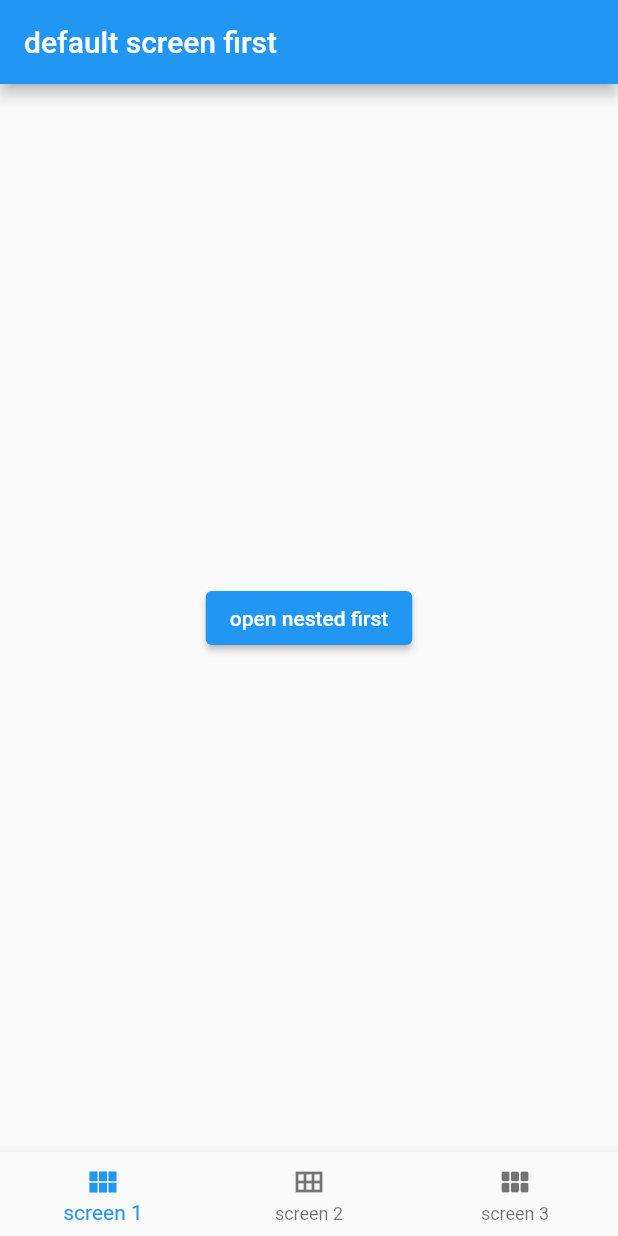
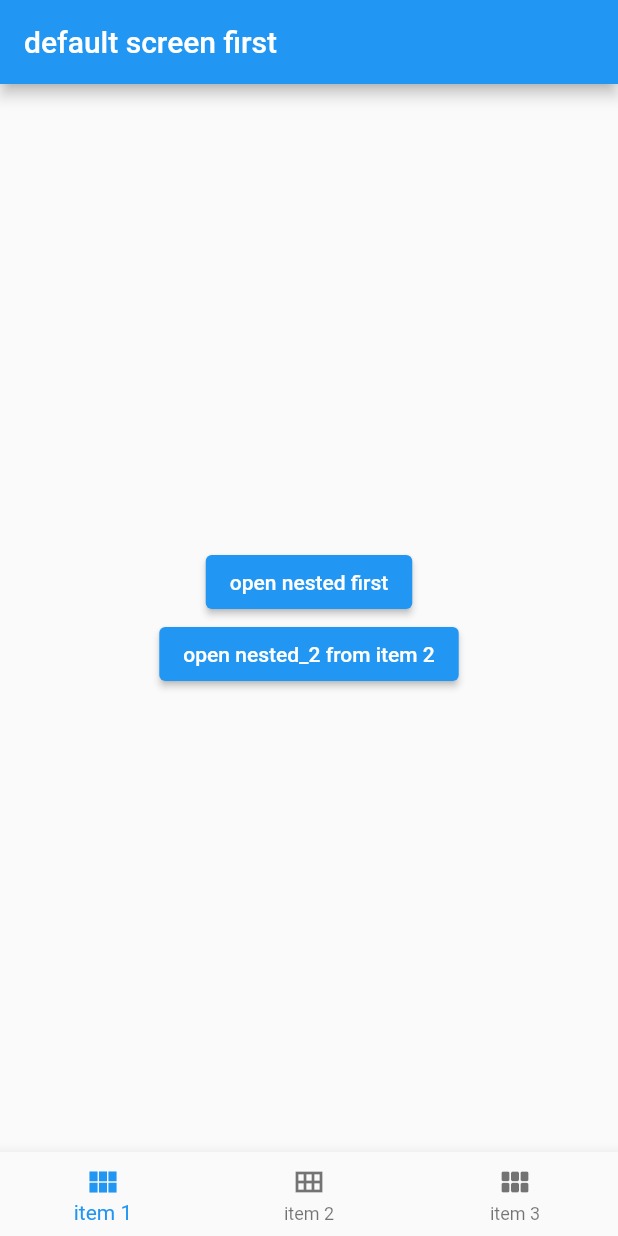
Before and after one commit to pandora-house/bottom_navigation, a Flutter app: the screen it shows after launch, on a phone screen of 412 x 824 dp. Run offline on Flutter 3.47's test engine with Material 2 defaults, Android fonts, the phone set to English and light mode, and no system bars.

Commit message:
add provider

```diff
--- a/lib/main.dart
+++ b/lib/main.dart
@@ -1,5 +1,7 @@
 import 'package:flutter/material.dart';
+import 'package:provider/provider.dart';
 
+import 'navigator_provider.dart';
 import 'screens/nested_screens_first/screen_builder.dart';
 import 'screens/nested_screens_second/screen_builder.dart';
 import 'screens/nested_screens_third/screen_builder.dart';
@@ -18,7 +20,10 @@ class MyApp extends StatelessWidget {
       theme: ThemeData(
         primarySwatch: Colors.blue,
       ),
-      home: const MyHomePage(),
+      home: ChangeNotifierProvider(
+        create: (context) => NavigatorProvider(),
+        child: const MyHomePage(),
+      ),
     );
   }
 }
@@ -45,33 +50,36 @@ class _MyHomePageState extends State<MyHomePage> {
   void initState() {
     super.initState();
 
+    context.read<NavigatorProvider>().setNavigatorKeys(_keys);
+
     _screens.addAll([
       ScreenFirstBuilder(
-        navigatorKey: _keys[0],
+        navigatorKey: _keys[BottomMenu.itemFirst.index],
       ),
       ScreenSecondBuilder(
-        navigatorKey: _keys[1],
+        navigatorKey: _keys[BottomMenu.itemSecond.index],
       ),
       ScreenThirdBuilder(
-        navigatorKey: _keys[2],
+        navigatorKey: _keys[BottomMenu.itemThird.index],
       ),
     ]);
   }
 
   void _onItemTapped(int index) {
+    context.read<NavigatorProvider>().setScreenIndex(index);
+
     if (index == _selectedIndex) {
       if (_keys[index].currentState!.canPop()) {
         _keys[index].currentState!.popUntil((route) => route.isFirst);
       }
     } else {
-      setState(() {
-        _selectedIndex = index;
-      });
+      _selectedIndex = index;
     }
   }
 
   @override
   Widget build(BuildContext context) {
+    _selectedIndex = context.watch<NavigatorProvider>().screenIndex();
     return Scaffold(
       body: IndexedStack(
         index: _selectedIndex,
@@ -81,15 +89,15 @@ class _MyHomePageState extends State<MyHomePage> {
         items: const <BottomNavigationBarItem>[
           BottomNavigationBarItem(
             icon: Icon(Icons.view_module),
-            label: 'screen 1',
+            label: 'item 1',
           ),
           BottomNavigationBarItem(
             icon: Icon(Icons.view_module_outlined),
-            label: 'screen 2',
+            label: 'item 2',
           ),
           BottomNavigationBarItem(
             icon: Icon(Icons.view_module_rounded),
-            label: 'screen 3',
+            label: 'item 3',
           ),
         ],
         currentIndex: _selectedIndex, //New
--- /dev/null
+++ b/lib/navigator_provider.dart
@@ -0,0 +1,25 @@
+import 'package:flutter/material.dart';
+
+enum BottomMenu {itemFirst, itemSecond, itemThird}
+
+class NavigatorProvider extends ChangeNotifier{
+  var navigatorKeys = <GlobalKey<NavigatorState>>[];
+  var _screenIndex = 0;
+
+  int screenIndex() => _screenIndex;
+
+  void setNavigatorKeys(List<GlobalKey<NavigatorState>> keys) {
+    navigatorKeys = keys;
+  }
+
+  void setScreenIndex(int index) {
+    _screenIndex = index;
+    notifyListeners();
+  }
+
+  void openRoute(BottomMenu menuItem, String route) {
+    _screenIndex = menuItem.index;
+    notifyListeners();
+    navigatorKeys[menuItem.index].currentState!.pushNamed(route);
+  }
+}
--- a/lib/screens/nested_screens_first/screen_default.dart
+++ b/lib/screens/nested_screens_first/screen_default.dart
@@ -1,4 +1,7 @@
 import 'package:flutter/material.dart';
+import 'package:provider/provider.dart';
+
+import '../../navigator_provider.dart';
 
 class DefaultScreenFirstView extends StatelessWidget {
   const DefaultScreenFirstView({Key? key,}) : super(key: key);
@@ -19,6 +22,11 @@ class DefaultScreenFirstView extends StatelessWidget {
                     Navigator.of(context).pushNamed('/nested');
                   },
                   child: const Text('open nested first')),
+              ElevatedButton(
+                  onPressed: () {
+                    context.read<NavigatorProvider>().openRoute(BottomMenu.itemSecond, '/nested_2');
+                  },
+                  child: const Text('open nested_2 from item 2')),
             ],
           )),
     );
--- a/pubspec.yaml
+++ b/pubspec.yaml
@@ -29,7 +29,7 @@ environment:
 dependencies:
   flutter:
     sdk: flutter
-
+  provider: ^6.0.2
 
   # The following adds the Cupertino Icons font to your application.
   # Use with the CupertinoIcons class for iOS style icons.
```
Also changed, not shown: pubspec.lock.
